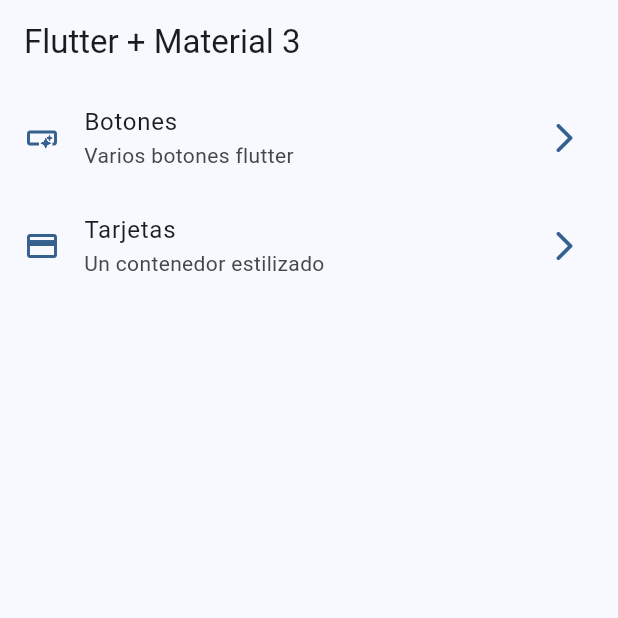
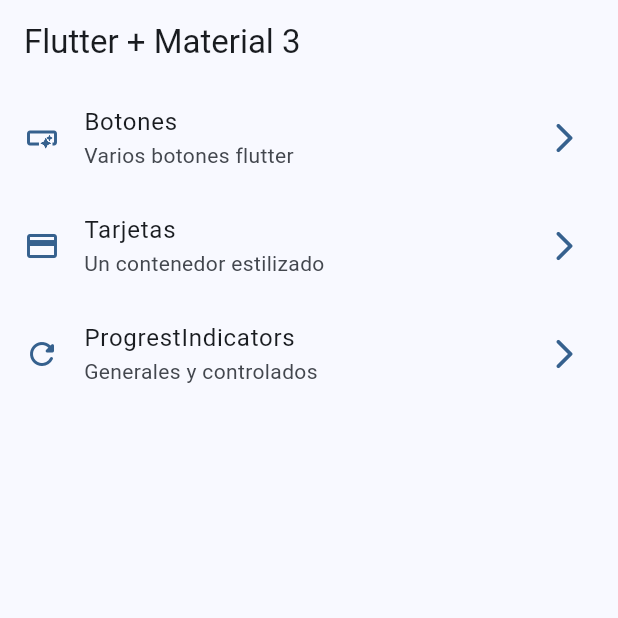
Before and after one commit to Williamparededl1/widgets_app, a Flutter app: the screen it shows after launch, on a phone screen of 412 x 824 dp, the top half of it. Run offline on Flutter 3.47's test engine with Material 3 defaults, Android fonts, the phone set to English and light mode, and no system bars; our stand-ins replace go_router.

Commit message:
progress indicators fishine

```diff
--- a/lib/config/menu/menu_items.dart
+++ b/lib/config/menu/menu_items.dart
@@ -24,4 +24,9 @@ const List<MenuItems> appMenuItems = [
       subTitle: 'Un contenedor estilizado',
       link: '/card',
       icon: Icons.credit_card),
+  MenuItems(
+      title: 'ProgrestIndicators',
+      subTitle: 'Generales y controlados',
+      link: '/progress',
+      icon: Icons.refresh_rounded),
 ];
--- a/lib/config/router/app_router.dart
+++ b/lib/config/router/app_router.dart
@@ -20,5 +20,10 @@ final appRouter = GoRouter(
       name: CardScrenn.name,
       builder: (context, state) => const CardScrenn(),
     ),
+    GoRoute(
+      path: '/progress',
+      name: ProgressScrenn.name,
+      builder: (context, state) => const ProgressScrenn(),
+    ),
   ],
 );
```
Also changed, not shown: lib/presentation/screens/progress/progress_screnn.dart (+75 -1 lines).
